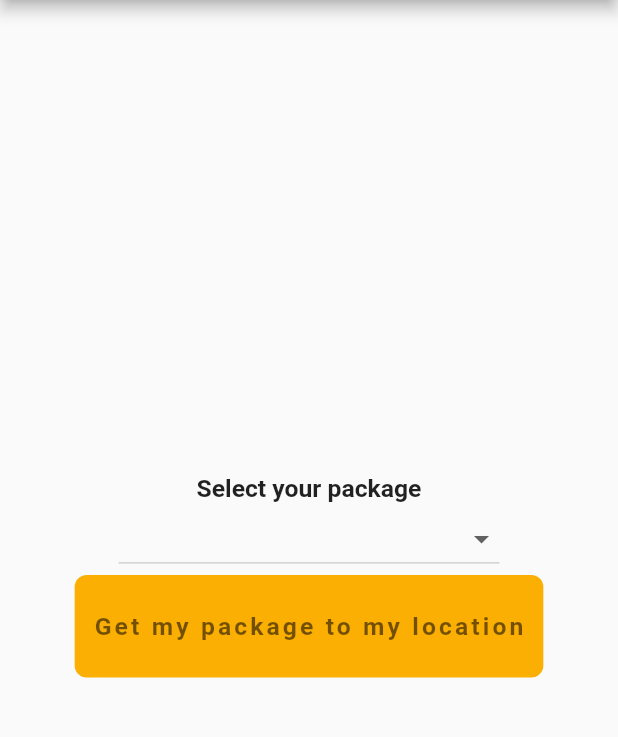
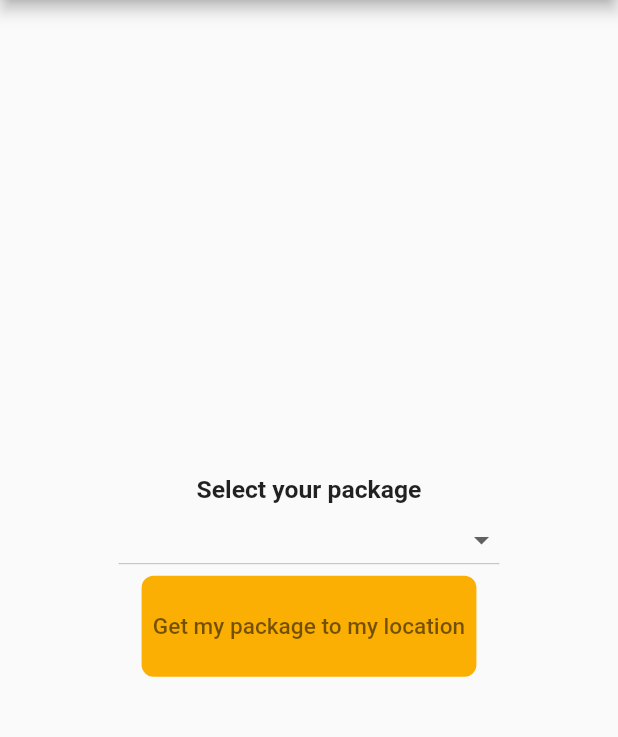
Before and after one commit to Feras-git/handover, a Flutter app: the CustomerHomeScreen screen opened directly, on a phone screen of 412 x 824 dp, the part 84-821 px from its top. Run offline on Flutter 3.47's test engine with Material 2 defaults, Android fonts, the phone set to English and light mode, and no system bars; our stand-ins replace bloc, cloud_firestore, equatable, firebase_auth, firebase_core, firebase_messaging and 8 more; accounts and stored records are empty.

Commit message:
UI editions.
- cool map markers + soft edition.

```diff
--- a/lib/core/constants.dart
+++ b/lib/core/constants.dart
@@ -9,6 +9,8 @@ const LatLng kPickUpPosition = LatLng(25.1276689, 55.2211438);
 const Color kMainColor = Color(0xffFBAF02);
 
 const String kDefaultAvatarPath = 'assets/images/default_avatar.jpg';
+const String kWaitingImagePath = 'assets/images/waiting.gif';
 const String kLocationCircleImagePath = 'assets/images/location_circle.png';
-const String kDeliveryImagePath = 'assets/images/delivery.png';
-const String kWaitingImagePath = 'assets/images/waiting.gif';
+const String kDeliveryMarkerPath = 'assets/images/delivery_marker.png';
+const String kCustomerMarkerPath = 'assets/images/customer_marker.png';
+const String kPickUpMarkerPath = 'assets/images/pickup_marker.png';
--- a/lib/core/widgets/custom_map_view.dart
+++ b/lib/core/widgets/custom_map_view.dart
@@ -58,12 +58,14 @@ class _CustomMapViewState extends State<CustomMapView> {
           markerId: MarkerId('pickUpMarker'),
           position: widget.pickupPosition,
           draggable: false,
+          icon: MapMarkersIcons.pickUpMarkerIcon,
         ),
         // Customer position marker
         Marker(
           markerId: MarkerId('customerMarker'),
           position: widget.customerPosition,
           draggable: false,
+          icon: MapMarkersIcons.customerMarkerIcon,
         ),
         // delivery (driver) marker
         if (widget.driverPosition != null)
--- a/lib/features/customer/customer_home/presentation/customer_home.dart
+++ b/lib/features/customer/customer_home/presentation/customer_home.dart
@@ -88,7 +88,11 @@ class CustomerHomeScreen extends StatelessWidget {
                   CustomButton(
                     text: !_hasCurrentOrder
                         ? '  Get my package to my location  '
-                        : ' You already have an order, track it! ',
+                        : '  You already have an order, track it!  ',
+                    textStyle: TextStyle(
+                      fontSize: 11.sp,
+                      color: Colors.black54,
+                    ),
                     onPressed: () async {
                       if (!_hasCurrentOrder) {
                         if (_selectedProduct == null) {
```
Also changed, not shown: lib/config/map_markers_icons.dart (+9 -1 lines), lib/features/driver/driver_home/presentation/driver_home.dart (+6 -1 lines), assets/images/customer_marker.png (added), assets/images/delivery_marker.png (renamed from assets/images/delivery.png), assets/images/pickup_marker.png (added).
